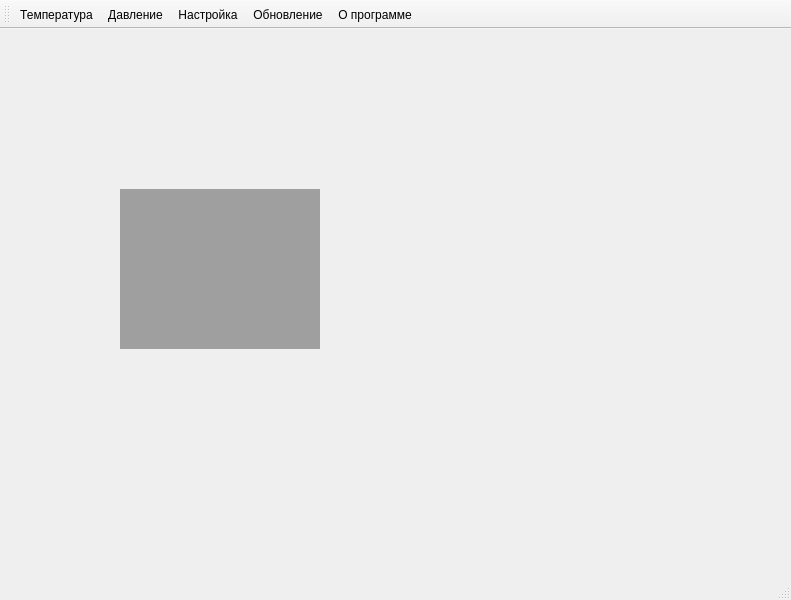
Above: ui/mymainwindow.ui from corvinalive/CalManager before the change. Below: the same form after it.
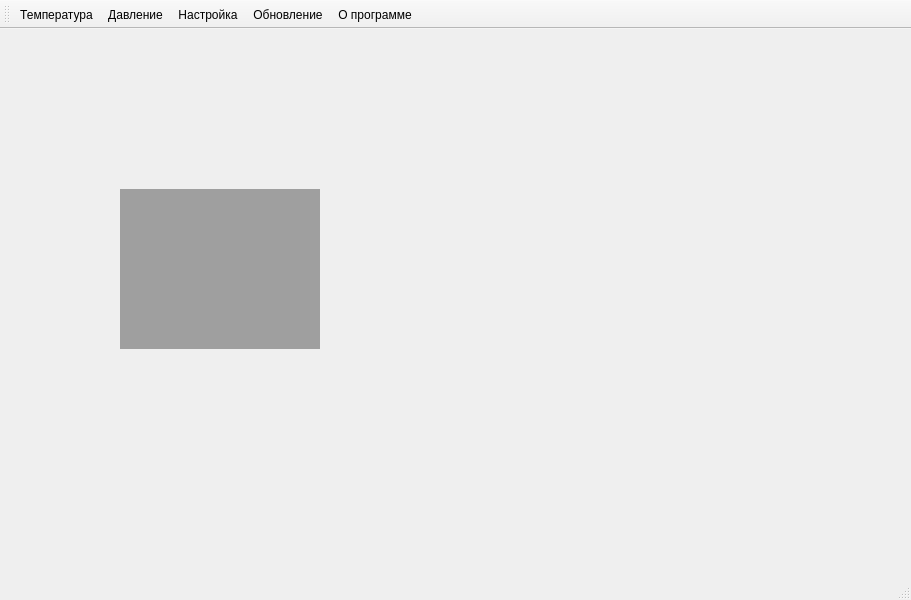
That is the form after the change.

What changed in the file:
```diff
--- a/ui/mymainwindow.ui
+++ b/ui/mymainwindow.ui
@@ -6,7 +6,7 @@
    <rect>
     <x>0</x>
     <y>0</y>
-    <width>791</width>
+    <width>911</width>
     <height>600</height>
    </rect>
   </property>
```
